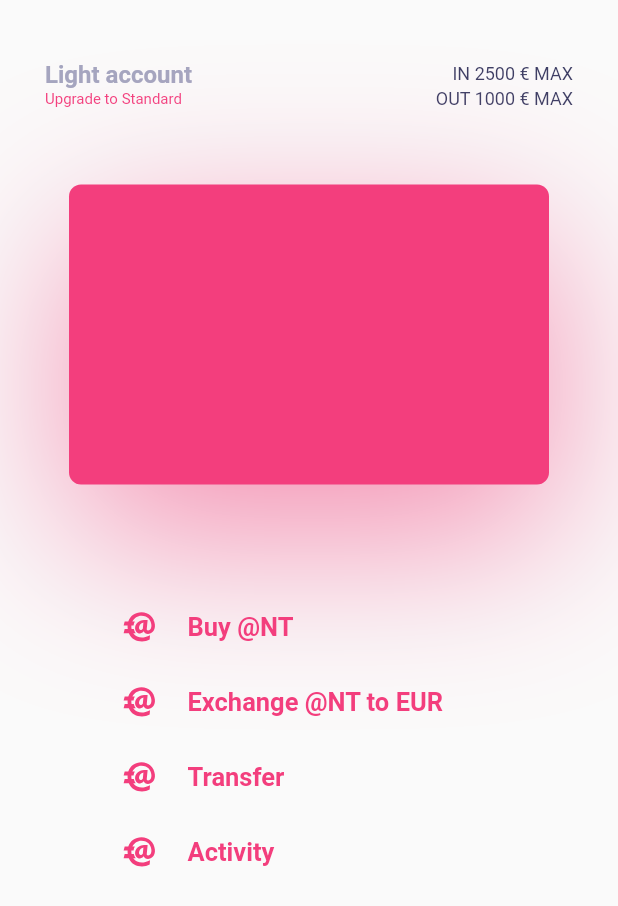
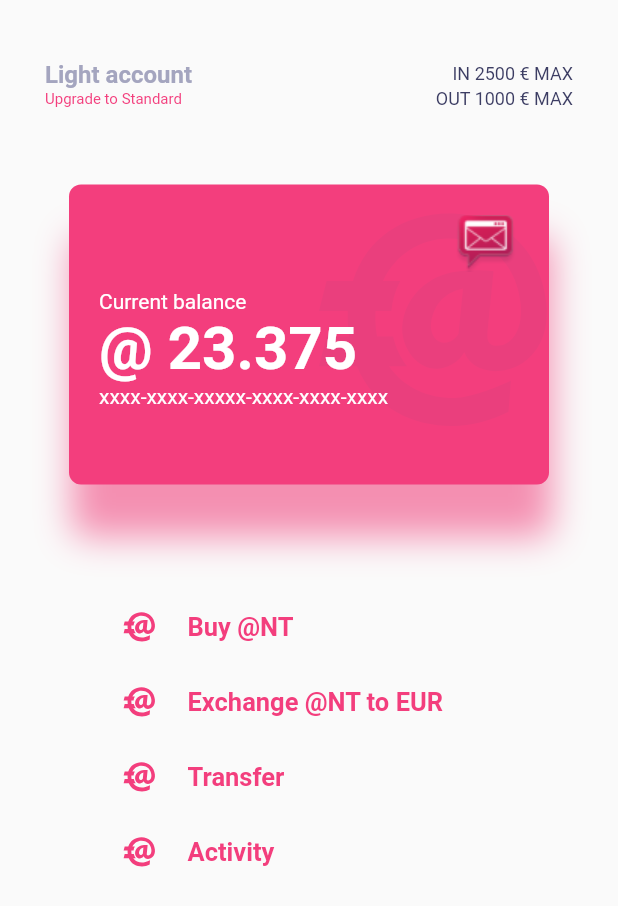
Before and after one commit to EAC-Technology/MobileApp, a Flutter app: the AntScreen widget shown alone on an empty page, opened directly, on a phone screen of 412 x 824 dp. Shown: the top 906 px of the screen. Run offline on Flutter 3.47's test engine with Material 2 defaults, Android fonts, the phone set to English and light mode, and no system bars; our stand-ins replace convert, flutter_svg, rxdart, timeago, uni_links; missing offline and left inert: flutter_webview_plugin; accounts and stored records are empty.

Commit message:
ewallet screens UI - done

```diff
--- a/app_in_mail/lib/screens/e_wallet/ant_screen.dart
+++ b/app_in_mail/lib/screens/e_wallet/ant_screen.dart
@@ -1,6 +1,7 @@
 import 'package:app_in_mail/constants/colors.dart';
 import 'package:app_in_mail/constants/images.dart';
 import 'package:app_in_mail/constants/strings/string_keys.dart';
+import 'package:app_in_mail/screens/e_wallet/currency_card.dart';
 import 'package:app_in_mail/screens/e_wallet/upgrade_prompt_box.dart';
 import 'package:app_in_mail/screens/menu/menu_item_view.dart';
 import 'package:app_in_mail/utils/localization.dart';
@@ -21,19 +22,11 @@ class _AntScreenState extends State<AntScreen> {
           padding: const EdgeInsets.only(top: 10, bottom: 20),
           child: UpgradePromptBox(),
         ),
-        Container(
-          width: 320,
-          height: 200,
-          decoration: new BoxDecoration(
-              boxShadow: [
-                BoxShadow(
-                    color: Colors.pink[200],
-                    offset: new Offset(2, 35),
-                    blurRadius: 100)
-              ],
-              color: AppColors.accentColor,
-              borderRadius: new BorderRadius.all(Radius.circular(8))),
-        ),
+        CurrencyCard(color: AppColors.accentColor, shadowColor: Colors.pink[200], text: '@ 23.375', textColor: Colors.white, watermark:SvgPicture.asset(
+              Img.icAnt,
+              height: 180,
+              color: Color.fromARGB(15, 83, 86, 120),
+            ) ,),
         Padding(
           padding: const EdgeInsets.only(top: 70, left: 50),
           child: Column(
--- a/app_in_mail/lib/screens/e_wallet/currency_card.dart
+++ b/app_in_mail/lib/screens/e_wallet/currency_card.dart
@@ -6,9 +6,13 @@ import 'package:flutter/material.dart';
 import 'package:flutter_svg/svg.dart';
 
 class CurrencyCard extends StatelessWidget {
-  const CurrencyCard({
-    Key key,
-  }) : super(key: key);
+  final Color textColor;
+  final Color color;
+  final Color shadowColor;
+  final String text;
+  final Widget watermark;
+
+  CurrencyCard({this.textColor, this.color, this.shadowColor, this.text, this.watermark});
 
   @override
   Widget build(BuildContext context) {
@@ -17,11 +21,7 @@ class CurrencyCard extends StatelessWidget {
         children: <Widget>[
           Padding(
             padding: const EdgeInsets.only(left: 160, top: 1),
-            child: SvgPicture.asset(
-              Img.icEuro,
-              height: 180,
-              color: Color.fromARGB(15, 83, 86, 120),
-            ),
+            child: this.watermark
           ),
           Padding(
             padding: const EdgeInsets.only(left: 250, top: 20),
@@ -34,18 +34,18 @@ class CurrencyCard extends StatelessWidget {
               children: <Widget>[
                 Text(
                   Localization.getString(Strings.currentBalance),
-                  style: TextStyle(color: AppColors.titleTextColor),
+                  style: TextStyle(color: this.textColor),
                 ),
                 Text(
-                  '€ 3.25',
+                  this.text,
                   style: TextStyle(
-                      color: AppColors.titleTextColor,
+                      color: this.textColor,
                       fontSize: 40,
                       fontWeight: FontWeight.bold),
                 ),
                 Text(
                   'xxxx-xxxx-xxxxx-xxxx-xxxx-xxxx',
-                  style: TextStyle(color: AppColors.titleTextColor),
+                  style: TextStyle(color: this.textColor),
                 ),
               ],
             ),
@@ -57,11 +57,11 @@ class CurrencyCard extends StatelessWidget {
       decoration: new BoxDecoration(
           boxShadow: [
             BoxShadow(
-                color: Colors.blueGrey[100],
+                color: this.shadowColor,
                 offset: new Offset(2, 35),
                 blurRadius: 20)
           ],
-          color: Colors.white,
+          color: this.color,
           borderRadius: new BorderRadius.all(Radius.circular(8))),
     );
   }
--- a/app_in_mail/lib/screens/e_wallet/euro_screen.dart
+++ b/app_in_mail/lib/screens/e_wallet/euro_screen.dart
@@ -22,7 +22,11 @@ class _EuroScreenState extends State<EuroScreen> {
           padding: const EdgeInsets.only(top: 10, bottom: 20),
           child: UpgradePromptBox(),
         ),
-        new CurrencyCard(),
+        CurrencyCard(color: Colors.white, shadowColor: Colors.blueGrey[100], text: '@ 3.25', textColor: AppColors.titleTextColor, watermark:SvgPicture.asset(
+              Img.icEuro,
+              height: 180,
+              color: Color.fromARGB(15, 83, 86, 120),
+            ) ,),
         Padding(
           padding: const EdgeInsets.only(top: 70, left: 50),
           child: Column(
```
